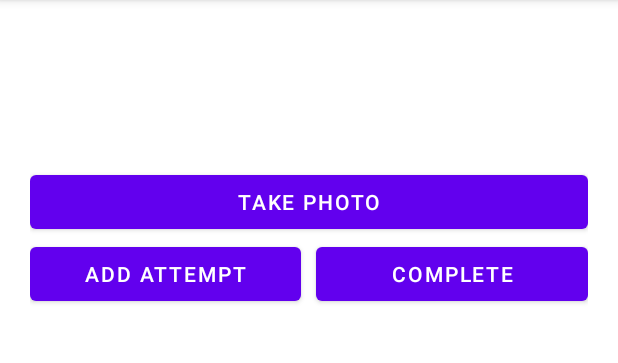
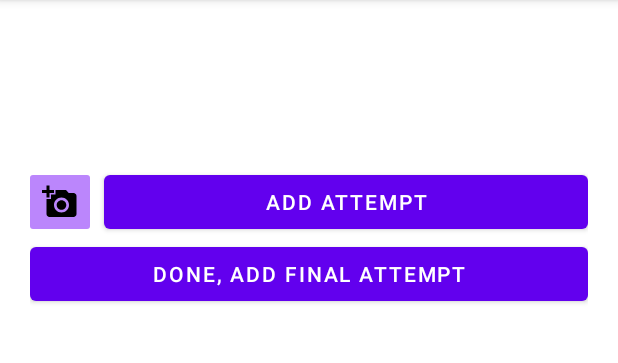
Before and after one commit to svekko/climbit, an Android app: the ShowWorkoutRouteActivity screen opened directly, with no data from a screen before it, on a phone screen of 412 x 824 dp, the part 84-447 px from its top. Run offline under Robolectric (Android 15) with nearby library versions, the light colour scheme and no system bars; our stand-ins replace Room's generated code; libraries missing offline, so code that uses them is left out: com.github.chrisbanes.photoview; 8 statements that could not run were skipped.

Commit message:
more ui changes

```diff
--- a/app/src/main/java/com/example/climbit/activity/ShowWorkoutRouteActivity.kt
+++ b/app/src/main/java/com/example/climbit/activity/ShowWorkoutRouteActivity.kt
@@ -237,7 +237,7 @@ class ShowWorkoutRouteActivity : BaseActivity() {
         photoFile?.also { f ->
             val uri = FileProvider.getUriForFile(this, "com.example.android.fileprovider", f)
 
-            findViewById<Button>(R.id.take_photo).setOnClickListener {
+            findViewById<ImageButton>(R.id.take_photo).setOnClickListener {
                 takePhotoLauncher?.also { launcher ->
                     launcher.launch(uri)
                 }
@@ -314,7 +314,7 @@ class ShowWorkoutRouteActivity : BaseActivity() {
 
                     // Can not modify if workout is finished or workout route has been marked complete.
                     if (isFinished) {
-                        findViewById<Button>(R.id.take_photo).visibility = View.GONE
+                        findViewById<ImageButton>(R.id.take_photo).visibility = View.GONE
                         findViewById<Button>(R.id.add_attempt).visibility = View.GONE
                         findViewById<Button>(R.id.route_completed).visibility = View.GONE
                     }
--- /dev/null
+++ b/app/src/main/res/drawable/ic_photo.xml
@@ -0,0 +1,5 @@
+<vector android:height="24dp" android:tint="#000000"
+    android:viewportHeight="24" android:viewportWidth="24"
+    android:width="24dp" xmlns:android="http://schemas.android.com/apk/res/android">
+    <path android:fillColor="@android:color/white" android:pathData="M3,4V1h2v3h3v2H5v3H3V6H0V4H3zM6,10V7h3V4h7l1.83,2H21c1.1,0 2,0.9 2,2v12c0,1.1 -0.9,2 -2,2H5c-1.1,0 -2,-0.9 -2,-2V10H6zM13,19c2.76,0 5,-2.24 5,-5s-2.24,-5 -5,-5s-5,2.24 -5,5S10.24,19 13,19zM9.8,14c0,1.77 1.43,3.2 3.2,3.2s3.2,-1.43 3.2,-3.2s-1.43,-3.2 -3.2,-3.2S9.8,12.23 9.8,14z"/>
+</vector>
--- a/app/src/main/res/layout/activity_main.xml
+++ b/app/src/main/res/layout/activity_main.xml
@@ -20,7 +20,6 @@
         android:id="@+id/start_workout"
         android:layout_width="match_parent"
         android:layout_height="wrap_content"
-        android:layout_marginBottom="5dp"
         android:text="@string/start_workout"
         android:textAlignment="center" />
 
@@ -28,7 +27,6 @@
         android:id="@+id/list_workouts"
         android:layout_width="match_parent"
         android:layout_height="wrap_content"
-        android:layout_marginBottom="5dp"
         android:text="@string/list_workouts"
         android:textAlignment="center" />
 </LinearLayout>
--- a/app/src/main/res/layout/activity_show_workout.xml
+++ b/app/src/main/res/layout/activity_show_workout.xml
@@ -25,7 +25,7 @@
             android:id="@+id/date_started"
             android:layout_width="match_parent"
             android:layout_height="wrap_content"
-            android:layout_marginBottom="10dp"
+            android:layout_marginBottom="5dp"
             android:textAlignment="center"
             android:textSize="6pt" />
 
@@ -33,7 +33,6 @@
             android:id="@+id/add_route"
             android:layout_width="match_parent"
             android:layout_height="wrap_content"
-            android:layout_marginBottom="5dp"
             android:text="@string/add_route"
             android:textAlignment="center" />
 
@@ -41,7 +40,7 @@
             android:id="@+id/finish"
             android:layout_width="match_parent"
             android:layout_height="wrap_content"
-            android:layout_marginBottom="10dp"
+            android:layout_marginBottom="5dp"
             android:text="@string/finish"
             android:textAlignment="center" />
 
--- a/app/src/main/res/layout/activity_show_workout_route.xml
+++ b/app/src/main/res/layout/activity_show_workout_route.xml
@@ -49,39 +49,40 @@
                 android:orientation="horizontal" />
         </HorizontalScrollView>
 
-        <Button
-            android:id="@+id/take_photo"
-            android:layout_width="match_parent"
-            android:layout_height="wrap_content"
-            android:text="@string/take_photo"
-            android:textAlignment="center" />
-
         <LinearLayout
             android:layout_width="match_parent"
             android:layout_height="wrap_content"
             android:orientation="horizontal">
 
+            <ImageButton
+                android:id="@+id/take_photo"
+                android:layout_width="wrap_content"
+                android:layout_height="wrap_content"
+                android:layout_marginStart="-4dp"
+                android:backgroundTint="@color/purple_200"
+                android:contentDescription="@string/take_photo"
+                android:padding="12dp"
+                android:src="@drawable/ic_photo" />
+
             <Button
                 android:id="@+id/add_attempt"
                 android:layout_width="0dp"
                 android:layout_height="wrap_content"
-                android:layout_marginBottom="5dp"
+                android:layout_marginStart="5dp"
                 android:layout_weight="1"
                 android:text="@string/add_attempt"
                 android:textAlignment="center"
                 tools:ignore="ButtonStyle" />
+        </LinearLayout>
 
-            <Button
-                android:id="@+id/route_completed"
-                android:layout_width="0dp"
-                android:layout_height="wrap_content"
-                android:layout_marginStart="10dp"
-                android:layout_marginBottom="20dp"
-                android:layout_weight="1"
-                android:text="@string/complete"
-                android:textAlignment="center"
-                tools:ignore="ButtonStyle" />
-        </LinearLayout>
+        <Button
+            android:id="@+id/route_completed"
+            android:layout_width="match_parent"
+            android:layout_height="wrap_content"
+            android:layout_marginBottom="5dp"
+            android:text="@string/done_final_add_attempt"
+            android:textAlignment="center"
+            tools:ignore="ButtonStyle" />
 
         <androidx.recyclerview.widget.RecyclerView
             android:id="@+id/sets_list"
--- a/app/src/main/res/values/strings.xml
+++ b/app/src/main/res/values/strings.xml
@@ -20,6 +20,7 @@
     <string name="image">Image</string>
     <string name="take_photo">Take photo</string>
     <string name="add_attempt">Add attempt</string>
+    <string name="done_final_add_attempt">Done, add final attempt</string>
     <string name="complete">Complete</string>
     <string name="completed">Completed</string>
     <string name="finish">Finish</string>
```
